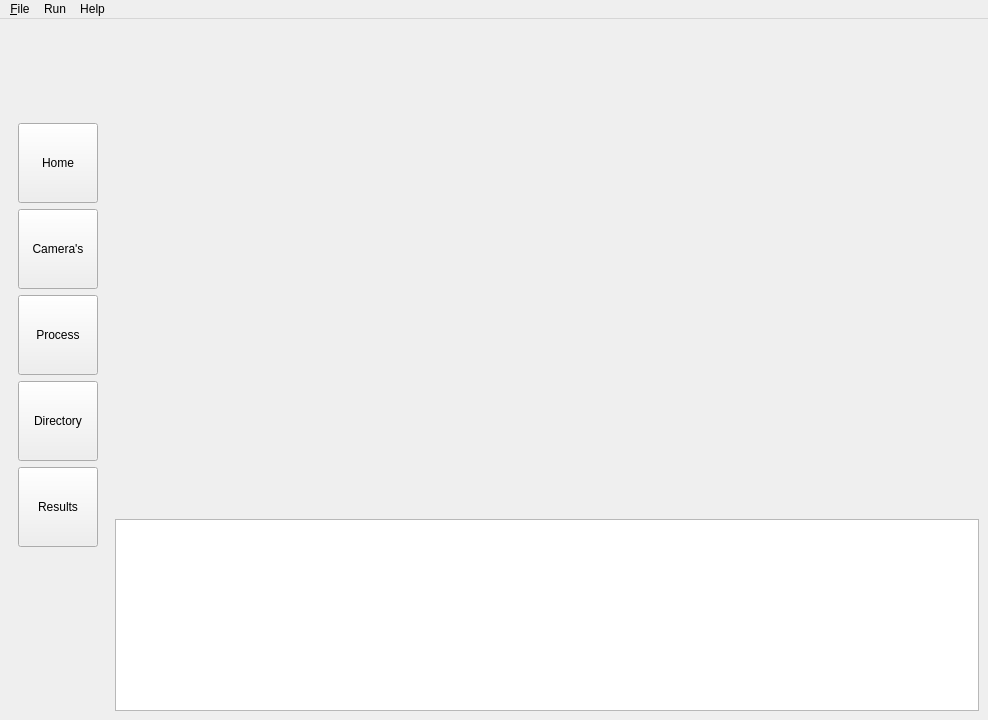
This is Programma Structuur/ui/guiDesigner/GUI.ui in MaxUntersalmberger/PhysioMotionTracker as Qt 5 draws it before an edit. The edited form follows.
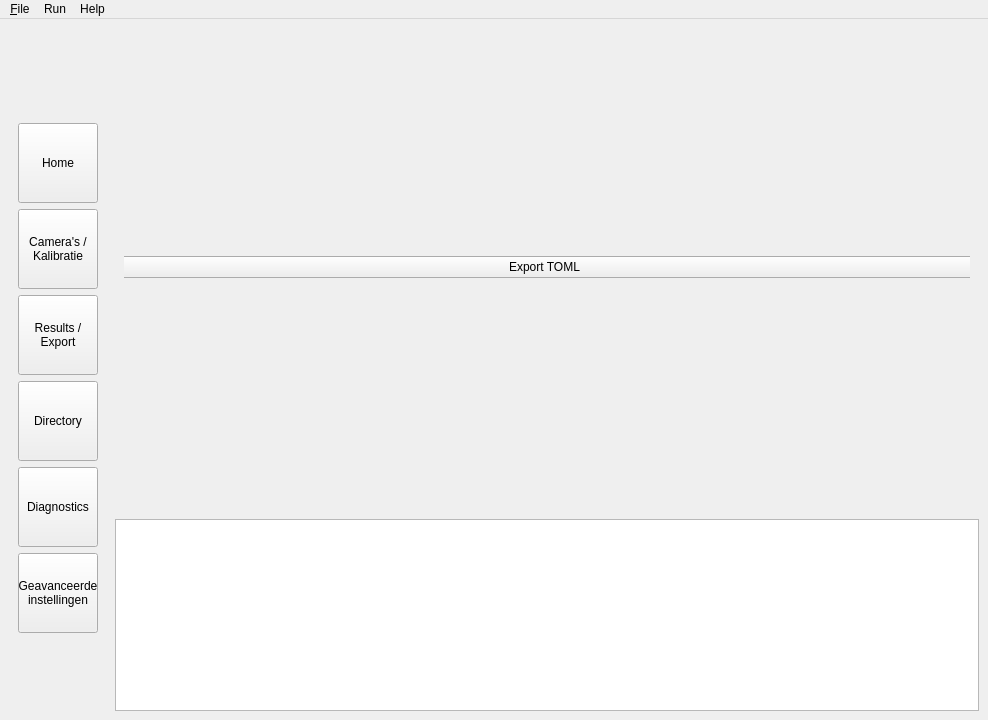
This is the edited form. The open tabs and pages were chosen to show the change. Icons and pictures are not drawn.

Commit message: UI volledig verandert

```diff
--- a/Programma Structuur/ui/guiDesigner/GUI.ui
+++ b/Programma Structuur/ui/guiDesigner/GUI.ui
@@ -191,23 +191,26 @@
            </item>
           </layout>
          </widget>
-         <widget class="QWidget" name="page_process">
-          <layout class="QGridLayout" name="gridLayout_5">
-           <item row="0" column="0">
-            <widget class="QPushButton" name="btn_process_startprocessing">
-             <property name="text">
-              <string>Start Processing</string>
-             </property>
-            </widget>
-           </item>
-           <item row="1" column="0">
-            <widget class="QPushButton" name="btn_process_exporttomel">
-             <property name="text">
-              <string>Export TOMEL</string>
-             </property>
-            </widget>
-           </item>
-          </layout>
+         <widget class="QWidget" name="page_results">
+          <widget class="QWidget" name="gridLayoutWidget">
+           <property name="geometry">
+            <rect>
+             <x>-10</x>
+             <y>-10</y>
+             <width>861</width>
+             <height>481</height>
+            </rect>
+           </property>
+           <layout class="QGridLayout" name="gridLayout_8">
+            <item row="0" column="0">
+             <widget class="QPushButton" name="export_toml">
+              <property name="text">
+               <string>Export TOML</string>
+              </property>
+             </widget>
+            </item>
+           </layout>
+          </widget>
          </widget>
          <widget class="QWidget" name="page_directory">
           <layout class="QGridLayout" name="gridLayout_7">
@@ -322,12 +325,13 @@
           <bool>true</bool>
          </property>
          <property name="text">
-          <string>Camera's</string>
+          <string>Camera's / 
+Kalibratie</string>
          </property>
         </widget>
        </item>
        <item>
-        <widget class="QPushButton" name="btn_process">
+        <widget class="QPushButton" name="btn_results">
          <property name="minimumSize">
           <size>
            <width>80</width>
@@ -344,7 +348,8 @@
           <bool>true</bool>
          </property>
          <property name="text">
-          <string>Process</string>
+          <string>Results /
+Export</string>
          </property>
         </widget>
        </item>
@@ -377,7 +382,7 @@
         </widget>
        </item>
        <item>
-        <widget class="QPushButton" name="btn_results">
+        <widget class="QPushButton" name="btn_diagnostics">
          <property name="minimumSize">
           <size>
            <width>80</width>
@@ -400,7 +405,27 @@
           <bool>true</bool>
          </property>
          <property name="text">
-          <string>Results</string>
+          <string>Diagnostics</string>
+         </property>
+        </widget>
+       </item>
+       <item>
+        <widget class="QPushButton" name="btn_advanced_settings">
+         <property name="minimumSize">
+          <size>
+           <width>80</width>
+           <height>80</height>
+          </size>
+         </property>
+         <property name="maximumSize">
+          <size>
+           <width>80</width>
+           <height>80</height>
+          </size>
+         </property>
+         <property name="text">
+          <string>Geavanceerde 
+instellingen</string>
          </property>
         </widget>
        </item>
```
Left out of the diff: 33 changed lines with no effect on the pictures. The commit also changes 1 other file.
